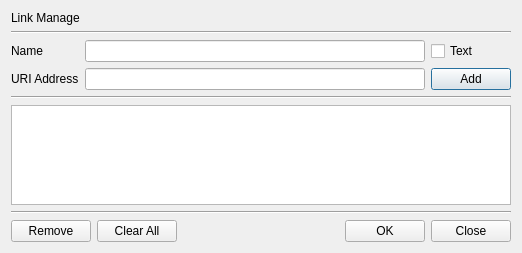
The window that BerEditor/link_man_dlg.ui (jykim74/BerEditor) describes before a commit, drawn with Qt 5.
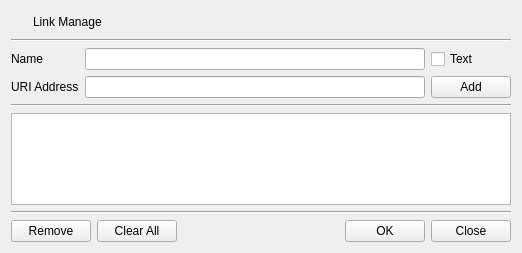
The same window after the commit. Icons and pictures are not drawn.

```diff
--- a/BerEditor/link_man_dlg.ui
+++ b/BerEditor/link_man_dlg.ui
@@ -15,11 +15,44 @@
   </property>
   <layout class="QVBoxLayout" name="verticalLayout">
    <item>
-    <widget class="QLabel" name="label">
-     <property name="text">
-      <string>Link Manage</string>
+    <layout class="QGridLayout" name="gridLayout_3">
+     <property name="topMargin">
+      <number>0</number>
      </property>
-    </widget>
+     <item row="0" column="1">
+      <widget class="QLabel" name="label">
+       <property name="text">
+        <string>Link Manage</string>
+       </property>
+      </widget>
+     </item>
+     <item row="0" column="0">
+      <widget class="QPushButton" name="pushButton">
+       <property name="minimumSize">
+        <size>
+         <width>16</width>
+         <height>0</height>
+        </size>
+       </property>
+       <property name="maximumSize">
+        <size>
+         <width>16</width>
+         <height>16777215</height>
+        </size>
+       </property>
+       <property name="text">
+        <string/>
+       </property>
+       <property name="icon">
+        <iconset resource="bereditor.qrc">
+         <normaloff>:/images/info.png</normaloff>:/images/info.png</iconset>
+       </property>
+       <property name="flat">
+        <bool>true</bool>
+       </property>
+      </widget>
+     </item>
+    </layout>
    </item>
    <item>
     <widget class="Line" name="line_2">
```
Left out of the diff: 4 changed lines with no effect on the pictures.
